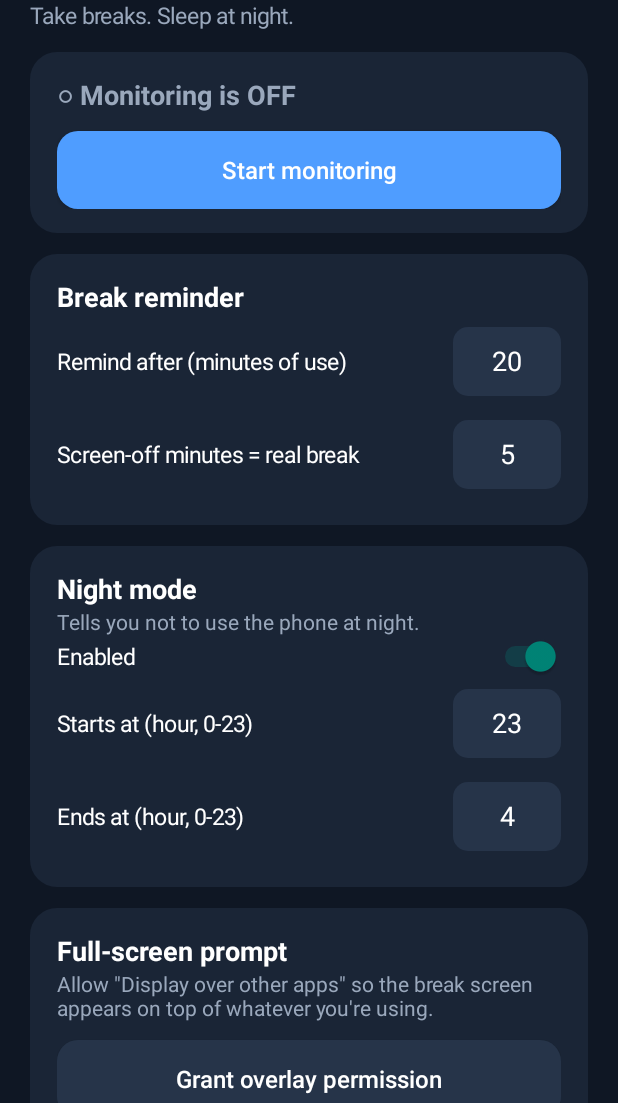
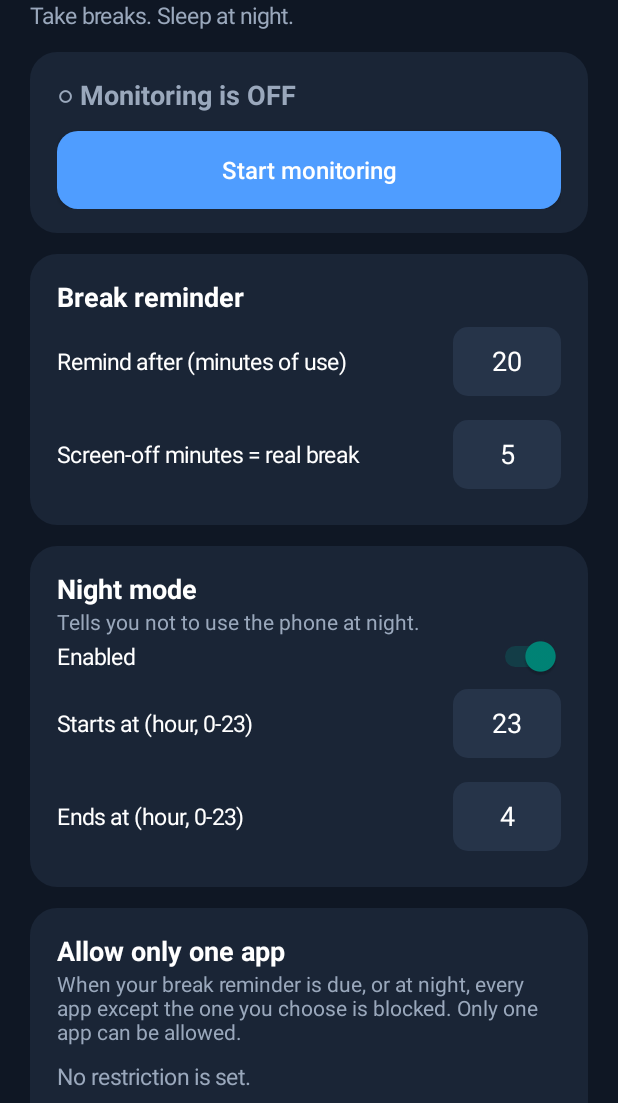
Before and after one commit to usb10-ai/usb10-ai.github.io, an Android app: the screen it shows after launch (MainActivity), on a phone screen of 412 x 824 dp, the part 133-1236 px from its top. Run offline under Robolectric (Android 15) with nearby library versions, the phone set to English and light mode, and no system bars.

Commit message:
Phone Limiter: allow only one app after the limit / at night, with Remove restriction
Co-Authored-By: Claude Sonnet 5.5 <noreply@anthropic.com>
Claude-Session: https://claude.ai/code/session_0154ChAQaAiJYFNwnJMK3tmP

```diff
--- a/phone-limiter/app/src/main/java/com/example/phonelimiter/MainActivity.kt
+++ b/phone-limiter/app/src/main/java/com/example/phonelimiter/MainActivity.kt
@@ -11,6 +11,9 @@ import android.view.ViewGroup
 import android.widget.*
 
 class MainActivity : Activity() {
+    private var refreshAllowedHook: (() -> Unit)? = null
+    override fun onResume() { super.onResume(); refreshAllowedHook?.invoke() }
+
     override fun onCreate(b: Bundle?) {
         super.onCreate(b)
         requestPermissions(arrayOf(Manifest.permission.POST_NOTIFICATIONS), 0)
@@ -52,6 +55,40 @@ class MainActivity : Activity() {
             addView(Ui.row(c, "Starts at (hour, 0-23)", ns))
             addView(Ui.row(c, "Ends at (hour, 0-23)", ne))
         })
+
+        // One allowed app
+        val allowedText = Ui.text(c, "", 15f, Ui.MUTED).apply { setPadding(0, Ui.dp(c, 10), 0, 0) }
+        val usageBtn = Ui.button(c, "Grant usage access (needed)", Color.parseColor("#7A4B12"))
+        val removeBtn = Ui.button(c, "Remove restriction", Color.parseColor("#5A2A36"))
+        fun refreshAllowed() {
+            val p = Prefs.allowedPkg(c)
+            allowedText.text = if (p == null) "No restriction is set." else "Allowed app: ${Restriction.appLabel(c, p)}"
+            removeBtn.visibility = if (p == null) android.view.View.GONE else android.view.View.VISIBLE
+            usageBtn.visibility = if (p != null && !Restriction.usageAccessGranted(c)) android.view.View.VISIBLE else android.view.View.GONE
+        }
+        refreshAllowedHook = ::refreshAllowed
+        usageBtn.setOnClickListener { startActivity(Intent(Settings.ACTION_USAGE_ACCESS_SETTINGS)) }
+        removeBtn.setOnClickListener { Prefs.setAllowedPkg(c, null); refreshAllowed() }
+        root.addView(Ui.card(c).apply {
+            addView(Ui.text(c, "Allow only one app", 18f, bold = true))
+            addView(Ui.text(c, "When your break reminder is due, or at night, every app except the one you choose is blocked. Only one app can be allowed.", 14f, Ui.MUTED))
+            addView(allowedText)
+            addView(Ui.button(c, "Choose the allowed app").apply {
+                setOnClickListener {
+                    val pm = packageManager
+                    val apps = pm.queryIntentActivities(Intent(Intent.ACTION_MAIN).addCategory(Intent.CATEGORY_LAUNCHER), 0)
+                        .map { it.activityInfo.packageName }.distinct().filter { it != packageName }
+                        .map { it to Restriction.appLabel(c, it) }.sortedBy { it.second.lowercase() }
+                    android.app.AlertDialog.Builder(c).setTitle("Choose the one allowed app")
+                        .setItems(apps.map { it.second }.toTypedArray()) { _, i ->
+                            Prefs.setAllowedPkg(c, apps[i].first); refreshAllowed()
+                            if (!Restriction.usageAccessGranted(c)) startActivity(Intent(Settings.ACTION_USAGE_ACCESS_SETTINGS))
+                        }.show()
+                }
+            })
+            addView(usageBtn); addView(removeBtn)
+        })
+        refreshAllowed()
 
         // Overlay permission
         root.addView(Ui.card(c).apply {
--- a/phone-limiter/app/src/main/java/com/example/phonelimiter/Prefs.kt
+++ b/phone-limiter/app/src/main/java/com/example/phonelimiter/Prefs.kt
@@ -14,4 +14,6 @@ object Prefs {
     fun nightEnd(c: Context) = sp(c).getInt("nightEnd", 4)
     fun setNight(c: Context, on: Boolean, start: Int, end: Int) =
         sp(c).edit().putBoolean("nightOn", on).putInt("nightStart", start).putInt("nightEnd", end).apply()
+    fun allowedPkg(c: Context): String? = sp(c).getString("allowedPkg", null)
+    fun setAllowedPkg(c: Context, pkg: String?) = sp(c).edit().putString("allowedPkg", pkg).apply()
 }
--- a/phone-limiter/app/src/main/java/com/example/phonelimiter/SessionTracker.kt
+++ b/phone-limiter/app/src/main/java/com/example/phonelimiter/SessionTracker.kt
@@ -28,6 +28,10 @@ class SessionTracker(var limitMs: Long, var breakMs: Long, var nagIntervalMs: Lo
 
     fun snooze(now: Long, ms: Long) { snoozeUntil = now + ms; lastNudge = now }
 
+    /** Over the continuous-use limit and not snoozed (drives the one-app restriction). */
+    fun isLimited(now: Long): Boolean =
+        screenOffAt == null && elapsedMs(now) >= limitMs && now >= snoozeUntil
+
     /** True when the user should be nudged right now; records the nudge. */
     fun shouldNudge(now: Long): Boolean {
         if (screenOffAt != null || elapsedMs(now) < limitMs || now < snoozeUntil) return false
```
Also changed, not shown: phone-limiter/app/src/main/AndroidManifest.xml (+10 -1 lines), phone-limiter/app/src/main/java/com/example/phonelimiter/BreakView.kt (+20 -0 lines), phone-limiter/app/src/main/java/com/example/phonelimiter/Restriction.kt (added, +54 -0 lines), phone-limiter/app/src/main/java/com/example/phonelimiter/UsageService.kt (+38 -2 lines), 2 other files.
